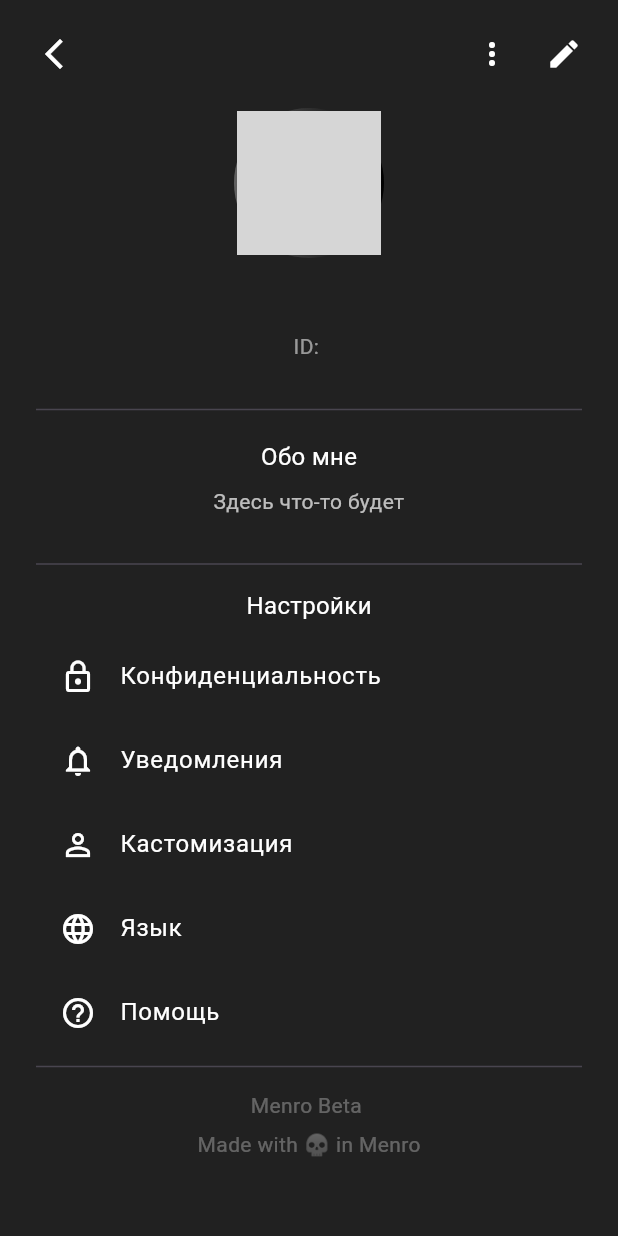
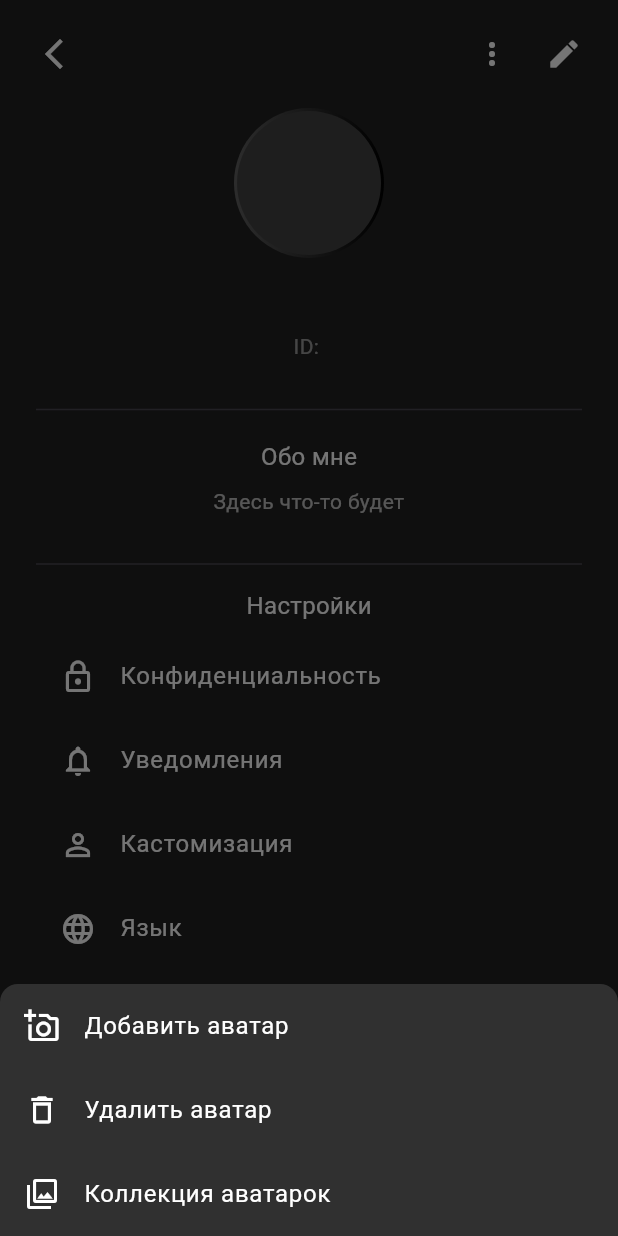
Before and after one commit to 00THESAME00/menro-push-server, a Flutter app: the UserProfileScreen screen opened directly with empty values, after a tap on the "more vert" icon, on a phone screen of 412 x 824 dp. Run offline on Flutter 3.47's test engine with Material 3 defaults, Android fonts, the phone set to English and light mode, and no system bars; our stand-ins replace cloud_firestore, firebase_core, firebase_messaging, shared_preferences; accounts and stored records are empty; network calls fail; grey boxes are pictures that could not be loaded.

Commit message:
Обновление

```diff
--- a/lib/main.dart
+++ b/lib/main.dart
@@ -803,6 +803,13 @@ class _ChatListScreenState extends State<ChatListScreen> with TickerProviderStat
   }
 }
 
+import 'package:flutter/material.dart';
+import 'package:flutter/services.dart';
+import 'package:cloud_firestore/cloud_firestore.dart';
+
+// Предполагая, что ChatListScreen объявлен в том же файле или импортирован
+// import 'package:your_app/main.dart';
+
 class UserProfileScreen extends StatefulWidget {
   final String userId;
   const UserProfileScreen({super.key, required this.userId});
@@ -825,10 +832,9 @@ class _UserProfileScreenState extends State<UserProfileScreen> {
   void initState() {
     super.initState();
     _scrollController.addListener(() {
-      if (_scrollController.offset > 40 && showTopIcons) {
-        setState(() => showTopIcons = false);
-      } else if (_scrollController.offset <= 40 && !showTopIcons) {
-        setState(() => showTopIcons = true);
+      final shouldShow = _scrollController.offset <= 40;
+      if (shouldShow != showTopIcons) {
+        setState(() => showTopIcons = shouldShow);
       }
     });
     _loadUserData();
@@ -839,53 +845,154 @@ class _UserProfileScreenState extends State<UserProfileScreen> {
         .collection('users')
         .doc(widget.userId)
         .get();
-
     if (!doc.exists) return;
-
     final data = doc.data();
-    if (mounted) {
-      setState(() {
-        avatarUrl = data?['avatarUrl'];
-        userName = data?['name'];
-        userStatus = data?['status'];
-        aboutMe = data?['aboutMe'];
-        version = data?['version'] ?? version;
-      });
-    }
+    if (!mounted) return;
+    setState(() {
+      avatarUrl = data?['avatarUrl'];
+      userName  = data?['name'];
+      userStatus= data?['status'];
+      aboutMe   = data?['aboutMe'];
+      version   = data?['version'] ?? version;
+    });
   }
 
   @override
   Widget build(BuildContext context) {
-    final displayName = (userName?.isNotEmpty == true) ? userName! : widget.userId;
+    final displayName =
+        (userName?.isNotEmpty == true) ? userName! : widget.userId;
 
     return Scaffold(
       backgroundColor: Colors.grey[900],
       body: SafeArea(
         child: Stack(
           children: [
-            // 🔙 Назад — ведёт на ChatListScreen из main.dart
-            IgnorePointer(
-              ignoring: false,
-              child: Padding(
-                padding: const EdgeInsets.only(left: 12, top: 12),
-                child: Align(
-                  alignment: Alignment.topLeft,
-                  child: IconButton(
-                    icon: const Icon(Icons.arrow_back_ios_new, color: Colors.white),
-                    onPressed: () {
-                      Navigator.push(
-                        context,
-                        MaterialPageRoute(
-                          builder: (_) => ChatListScreen(currentUserId: widget.userId),
+            // 1) Контент экрана — самый глубокий слой
+            Padding(
+              padding: const EdgeInsets.symmetric(horizontal: 24),
+              child: SingleChildScrollView(
+                controller: _scrollController,
+                padding: EdgeInsets.only(
+                  bottom: MediaQuery.of(context).padding.bottom + 16,
+                ),
+                child: Column(
+                  crossAxisAlignment: CrossAxisAlignment.center,
+                  children: [
+                    const SizedBox(height: 72),
+                    // Аватар
+                    Container(
+                      decoration: BoxDecoration(
+                        shape: BoxShape.circle,
+                        gradient: LinearGradient(
+                          colors: [Colors.grey.shade700, Colors.black],
                         ),
-                      );
-                    },
-                  ),
+                      ),
+                      padding: const EdgeInsets.all(2),
+                      child: CircleAvatar(
+                        radius: 48,
+                        backgroundImage: avatarUrl != null
+                            ? NetworkImage(avatarUrl!)
+                            : null,
+                        backgroundColor: Colors.grey[800],
+                        child: avatarUrl == null
+                            ? const Icon(Icons.person,
+                                color: Colors.white, size: 36)
+                            : null,
+                      ),
+                    ),
+                    const SizedBox(height: 12),
+                    // Имя
+                    Text(
+                      displayName,
+                      style:
+                          const TextStyle(fontSize: 22, color: Colors.white),
+                      textAlign: TextAlign.center,
+                    ),
+                    const SizedBox(height: 6),
+                    // ID + копирование
+                    GestureDetector(
+                      onTap: () {
+                        Clipboard.setData(
+                            ClipboardData(text: widget.userId));
+                        ScaffoldMessenger.of(context).showSnackBar(
+                          const SnackBar(content: Text('ID скопирован')),
+                        );
+                      },
+                      child: Text('ID: ${widget.userId}',
+                          style: const TextStyle(color: Colors.white54)),
+                    ),
+                    const SizedBox(height: 6),
+                    // Статус
+                    if (userStatus?.isNotEmpty == true)
+                      Text(userStatus!,
+                          style: const TextStyle(color: Colors.white70)),
+                    const SizedBox(height: 18),
+                    const Divider(),
+                    const SizedBox(height: 12),
+                    const Text('Обо мне',
+                        style:
+                            TextStyle(color: Colors.white, fontSize: 16)),
+                    const SizedBox(height: 8),
+                    Text(
+                      aboutMe?.isNotEmpty == true ? aboutMe! : 'Здесь что-то будет',
+                      style: const TextStyle(color: Colors.white70),
+                      textAlign: TextAlign.center,
+                    ),
+                    const SizedBox(height: 24),
+                    const Divider(),
+                    const SizedBox(height: 8),
+                    const Text('Настройки',
+                        style:
+                            TextStyle(color: Colors.white, fontSize: 16)),
+                    const SizedBox(height: 8),
+                    // Настройки
+                    ListTile(
+                      leading:
+                          const Icon(Icons.lock_outline, color: Colors.white),
+                      title: const Text('Конфиденциальность',
+                          style: TextStyle(color: Colors.white)),
+                      onTap: () {},
+                    ),
+                    ListTile(
+                      leading: const Icon(Icons.notifications_outlined,
+                          color: Colors.white),
+                      title: const Text('Уведомления',
+                          style: TextStyle(color: Colors.white)),
+                      onTap: () {},
+                    ),
+                    ListTile(
+                      leading:
+                          const Icon(Icons.person_outline, color: Colors.white),
+                      title: const Text('Кастомизация',
+                          style: TextStyle(color: Colors.white)),
+                      onTap: () {},
+                    ),
+                    ListTile(
+                      leading:
+                          const Icon(Icons.language_outlined, color: Colors.white),
+                      title: const Text('Язык',
+                          style: TextStyle(color: Colors.white)),
+                      onTap: () {},
+                    ),
+                    ListTile(
+                      leading: const Icon(Icons.help_outline, color: Colors.white),
+                      title: const Text('Помощь',
+                          style: TextStyle(color: Colors.white)),
+                      onTap: () {},
+                    ),
+                    const Divider(),
+                    const SizedBox(height: 8),
+                    Text('Menro Beta $version',
+                        style: const TextStyle(color: Colors.white30)),
+                    const SizedBox(height: 6),
+                    const Text('Made with 💀 in Menro',
+                        style: TextStyle(color: Colors.white30)),
+                  ],
                 ),
               ),
             ),
 
-            // ✏️ и ⁝ — появляются только сверху
+            // 2) Верхние кнопки «меню» и «редактировать»
             AnimatedOpacity(
               duration: const Duration(milliseconds: 300),
               opacity: showTopIcons ? 1 : 0,
@@ -899,30 +1006,40 @@ class _UserProfileScreenState extends State<UserProfileScreen> {
                       mainAxisSize: MainAxisSize.min,
                       children: [
                         IconButton(
-                          icon: const Icon(Icons.more_vert, color: Colors.white),
+                          icon:
+                              const Icon(Icons.more_vert, color: Colors.white),
                           onPressed: () {
                             showModalBottomSheet(
                               context: context,
                               backgroundColor: Colors.grey[850],
                               shape: const RoundedRectangleBorder(
-                                borderRadius: BorderRadius.vertical(top: Radius.circular(12)),
+                                borderRadius:
+                                    BorderRadius.vertical(top: Radius.circular(12)),
                               ),
                               builder: (_) => Column(
                                 mainAxisSize: MainAxisSize.min,
                                 children: [
                                   ListTile(
-                                    leading: const Icon(Icons.add_a_photo_outlined, color: Colors.white),
-                                    title: const Text('Добавить аватар', style: TextStyle(color: Colors.white)),
+                                    leading: const Icon(
+                                        Icons.add_a_photo_outlined,
+                                        color: Colors.white),
+                                    title: const Text('Добавить аватар',
+                                        style: TextStyle(color: Colors.white)),
                                     onTap: () {},
                                   ),
                                   ListTile(
-                                    leading: const Icon(Icons.delete_outline, color: Colors.white),
-                                    title: const Text('Удалить аватар', style: TextStyle(color: Colors.white)),
+                                    leading: const Icon(Icons.delete_outline,
+                                        color: Colors.white),
+                                    title: const Text('Удалить аватар',
+                                        style: TextStyle(color: Colors.white)),
                                     onTap: () {},
                                   ),
                                   ListTile(
-                                    leading: const Icon(Icons.collections_outlined, color: Colors.white),
-                                    title: const Text('Коллекция аватарок', style: TextStyle(color: Colors.white)),
+                                    leading: const Icon(
+                                        Icons.collections_outlined,
+                                        color: Colors.white),
+                                    title: const Text('Коллекция аватарок',
+                                        style: TextStyle(color: Colors.white)),
                                     onTap: () {},
                                   ),
                                 ],
@@ -935,10 +1052,12 @@ class _UserProfileScreenState extends State<UserProfileScreen> {
                           onPressed: () {
                             Navigator.push(
                               context,
-                              MaterialPageRoute(builder: (_) => const Placeholder()),
+                              MaterialPageRoute(
+                                builder: (_) => const Placeholder(),
+                              ),
                             );
                           },
-                        ),
+                        )
                       ],
                     ),
                   ),
@@ -946,99 +1065,24 @@ class _UserProfileScreenState extends State<UserProfileScreen> {
               ),
             ),
 
-            // 📦 Контент
-            Padding(
-              padding: const EdgeInsets.symmetric(horizontal: 24),
-              child: SingleChildScrollView(
-                controller: _scrollController,
-                padding: EdgeInsets.only(bottom: MediaQuery.of(context).padding.bottom + 16),
-                child: Column(
-                  crossAxisAlignment: CrossAxisAlignment.center,
-                  children: [
-                    const SizedBox(height: 72),
-                    Container(
-                      decoration: BoxDecoration(
-                        shape: BoxShape.circle,
-                        gradient: LinearGradient(colors: [Colors.grey.shade700, Colors.black]),
+            // 3) Кнопка «назад» — самый верхний слой
+            Positioned(
+              top: 12,
+              left: 12,
+              child: Material(
+                color: Colors.transparent,
+                child: IconButton(
+                  icon: const Icon(Icons.arrow_back_ios_new,
+                      color: Colors.white),
+                  onPressed: () {
+                    Navigator.push(
+                      context,
+                      MaterialPageRoute(
+                        builder: (_) =>
+                            ChatListScreen(currentUserId: widget.userId),
                       ),
-                      padding: const EdgeInsets.all(2),
-                      child: CircleAvatar(
-                        radius: 48,
-                        backgroundImage: avatarUrl != null ? NetworkImage(avatarUrl!) : null,
-                        backgroundColor: Colors.grey[800],
-                        child: avatarUrl == null
-                            ? const Icon(Icons.person, color: Colors.white, size: 36)
-                            : null,
-                      ),
-                    ),
-                    const SizedBox(height: 12),
-                    Text(
-                      displayName,
-                      style: const TextStyle(fontSize: 22, color: Colors.white),
-                      textAlign: TextAlign.center,
-                    ),
-                    const SizedBox(height: 6),
-                    GestureDetector(
-                      onTap: () {
-                        Clipboard.setData(ClipboardData(text: widget.userId));
-                        ScaffoldMessenger.of(context).showSnackBar(
-                          const SnackBar(content: Text('ID скопирован')),
-                        );
-                      },
-                      child: Text(
-                        'ID: ${widget.userId}',
-                        style: const TextStyle(color: Colors.white54),
-                      ),
-                    ),
-                    const SizedBox(height: 6),
-                    if (userStatus?.isNotEmpty == true)
-                      Text(userStatus!, style: const TextStyle(color: Colors.white70)),
-                    const SizedBox(height: 18),
-                    const Divider(),
-                    const SizedBox(height: 12),
-                    const Text('Обо мне', style: TextStyle(color: Colors.white, fontSize: 16)),
-                    const SizedBox(height: 8),
-                    Text(
-                      aboutMe?.isNotEmpty == true ? aboutMe! : 'Здесь что-то будет',
-                      style: const TextStyle(color: Colors.white70),
-                      textAlign: TextAlign.center,
-                    ),
-                    const SizedBox(height: 24),
-                    const Divider(),
-                    const SizedBox(height: 8),
-                    const Text('Настройки', style: TextStyle(color: Colors.white, fontSize: 16)),
-                    const SizedBox(height: 8),
-                    ListTile(
-                      leading: const Icon(Icons.lock_outline, color: Colors.white),
-                      title: const Text('Конфиденциальность', style: TextStyle(color: Colors.white)),
-                      onTap: () {},
-                    ),
-                    ListTile(
-                      leading: const Icon(Icons.notifications_outlined, color: Colors.white),
-                      title: const Text('Уведомления', style: TextStyle(color: Colors.white)),
-                      onTap: () {},
-                    ),
-                    ListTile(
-                      leading: const Icon(Icons.person_outline, color: Colors.white),
-                      title: const Text('Кастомизация', style: TextStyle(color: Colors.white)),
-                      onTap: () {},
-                    ),
-                    ListTile(
-                      leading: const Icon(Icons.language_outlined, color: Colors.white),
-                      title: const Text('Язык', style: TextStyle(color: Colors.white)),
-                      onTap: () {},
-                    ),
-                    ListTile(
-                      leading: const Icon(Icons.help_outline, color: Colors.white),
-                      title: const Text('Помощь', style: TextStyle(color: Colors.white)),
-                      onTap: () {},
-                    ),
-                    const Divider(),
-                    const SizedBox(height: 8),
-                    Text('Menro Beta $version', style: const TextStyle(color: Colors.white30)),
-                    const SizedBox(height: 6),
-                    const Text('Made with 💀 in Menro', style: TextStyle(color: Colors.white30)),
-                  ],
+                    );
+                  },
                 ),
               ),
             ),
```
